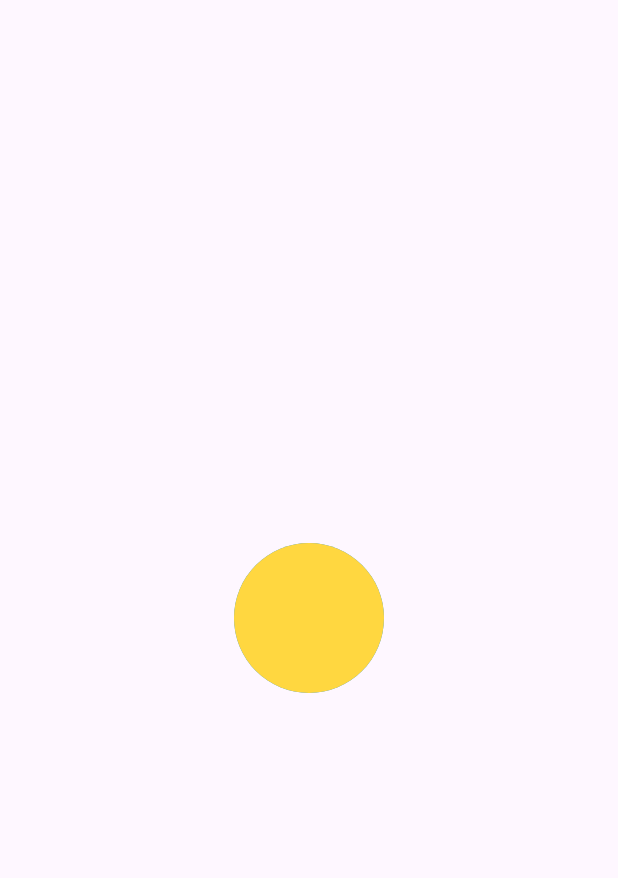
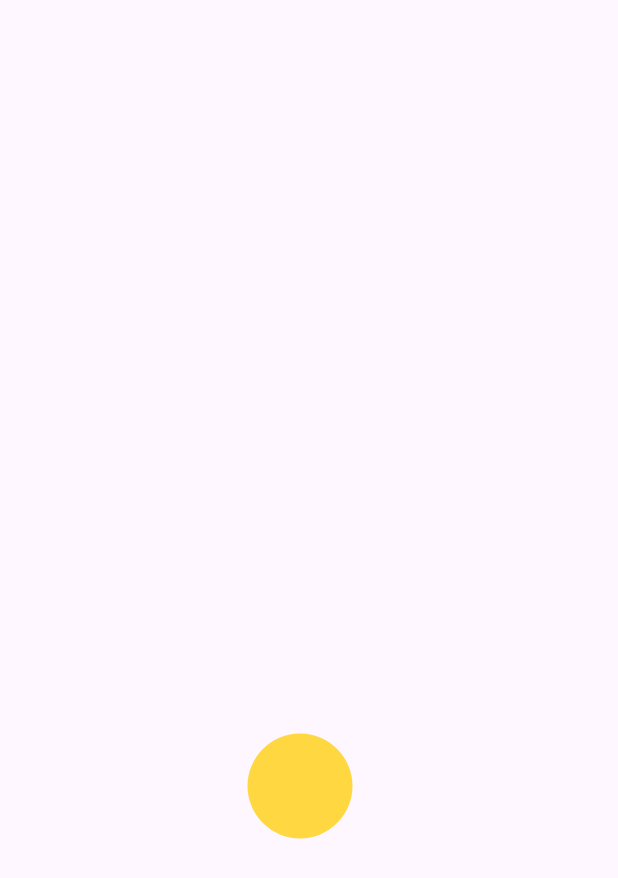
Before and after one commit to AmarchandK/Animation-Workout, a Flutter app: the screen it shows after launch, on a phone screen of 412 x 824 dp. Shown: the top 878 px of the screen. Run offline on Flutter 3.47's test engine with Material 2 defaults, Android fonts, the phone set to English and light mode, and no system bars.

Commit message:
bouncing ball added

```diff
--- a/lib/custom_painter_example/bouncing_ball_animation.dart
+++ b/lib/custom_painter_example/bouncing_ball_animation.dart
@@ -7,7 +7,26 @@ class BouncingBallAnimation extends StatefulWidget {
   State<BouncingBallAnimation> createState() => _BouncingBallAnimationState();
 }
 
-class _BouncingBallAnimationState extends State<BouncingBallAnimation> {
+class _BouncingBallAnimationState extends State<BouncingBallAnimation>
+    with SingleTickerProviderStateMixin {
+  late final AnimationController animationController;
+  late Animation<double> animation;
+  @override
+  void initState() {
+    animationController =
+        AnimationController(vsync: this, duration: const Duration(seconds: 1));
+    animation = Tween<double>(begin: 0, end: 1).animate(animationController);
+    animationController.forward();
+    animationController.addListener(() {
+      if (animationController.isCompleted) {
+        animationController.reverse();
+      } else if (animationController.isDismissed) {
+        animationController.forward();
+      }
+    });
+    super.initState();
+  }
+
   @override
   Widget build(BuildContext context) {
     return Scaffold(
@@ -15,10 +34,35 @@ class _BouncingBallAnimationState extends State<BouncingBallAnimation> {
         child: Column(
           mainAxisAlignment: MainAxisAlignment.end,
           children: [
-            // Need Ball
+            AnimatedBuilder(
+                animation: animation,
+                builder: (context, child) {
+                  return CustomPaint(
+                    size: const Size(200, 600),
+                    painter:
+                        BouncingBallPainter(animationValue: animation.value),
+                  );
+                })
           ],
         ),
       ),
     );
   }
 }
+
+class BouncingBallPainter extends CustomPainter {
+  final double animationValue;
+  BouncingBallPainter({super.repaint, required this.animationValue});
+  @override
+  void paint(Canvas canvas, Size size) {
+    canvas.drawCircle(
+        Offset(size.width, size.height - (size.height * animationValue)),
+        35,
+        Paint()..color = Colors.amberAccent);
+  }
+
+  @override
+  bool shouldRepaint(covariant CustomPainter oldDelegate) {
+    return true;
+  }
+}
--- a/lib/main.dart
+++ b/lib/main.dart
@@ -1,6 +1,4 @@
-import 'package:animation_starter_code/explicit_examples/list_animation.dart';
-import 'package:animation_starter_code/explicit_examples/loading_animation.dart';
-import 'package:animation_starter_code/page_route_builder_animation/splash_animation.dart';
+import 'package:animation_starter_code/custom_painter_example/bouncing_ball_animation.dart';
 import 'package:flutter/material.dart';
 
 void main() {
@@ -15,10 +13,11 @@ class MyApp extends StatelessWidget {
     return MaterialApp(
       title: 'Flutter Demo',
       theme: ThemeData(
+
         colorScheme: ColorScheme.fromSeed(seedColor: Colors.deepPurple),
         useMaterial3: true,
       ),
-      home: const SplashAnimation(),
+      home: const BouncingBallAnimation(),
     );
   }
 }
```
